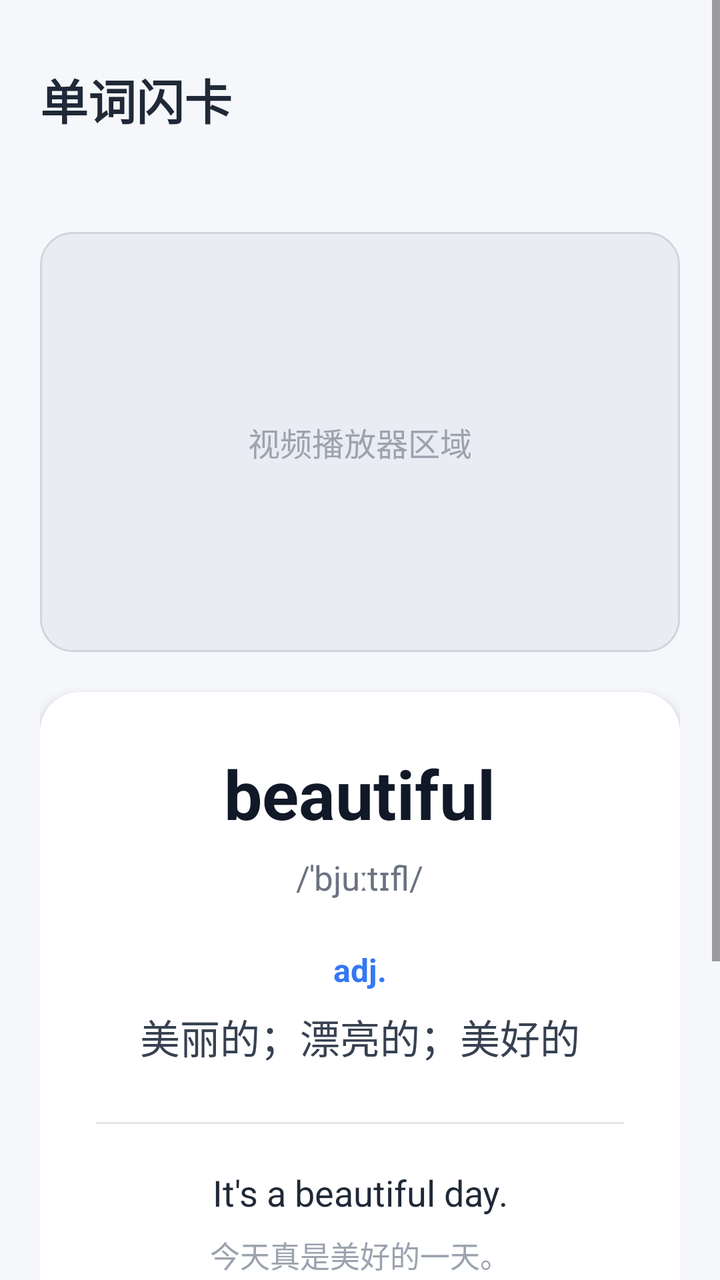
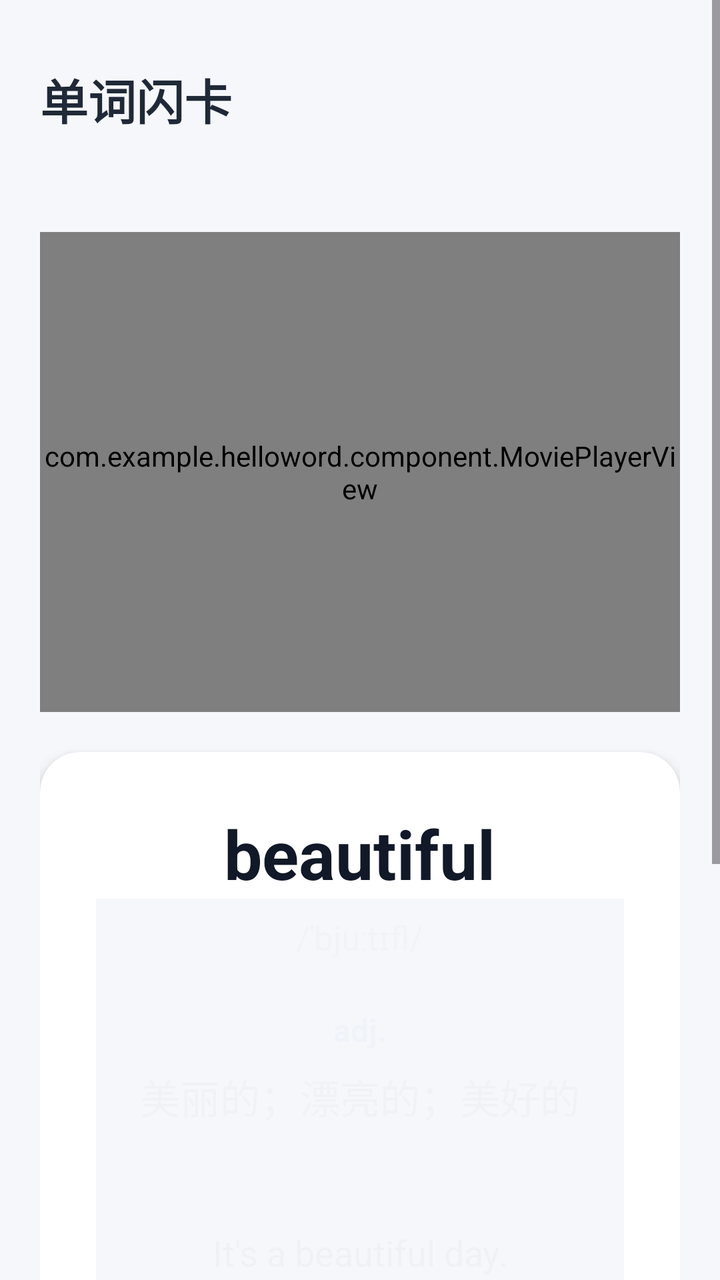

Before-and-after screenshots of an Android layout around one commit, followed by the original layout XML and the change that was made.
<!-- AndroidManifest.xml: application theme Theme.HelloWord -->
<!-- res/layout/word_flashcard.xml -->
<?xml version="1.0" encoding="utf-8"?>
<ScrollView
    xmlns:android="http://schemas.android.com/apk/res/android"
    android:layout_width="match_parent"
    android:layout_height="match_parent"
    android:background="#F5F7FA"
    android:fillViewport="true">

    <LinearLayout
        android:layout_width="match_parent"
        android:layout_height="wrap_content"
        android:orientation="vertical"
        android:padding="20dp">

        
        
        
        <TextView
            android:layout_width="wrap_content"
            android:layout_height="wrap_content"
            android:text="单词闪卡"
            android:textSize="24sp"
            android:textStyle="bold"
            android:textColor="#1F2937"
            android:layout_marginTop="12dp"
            android:layout_marginBottom="18dp" />


        
        <TextView
            android:id="@+id/tvFlashcardProgress"
            android:layout_width="match_parent"
            android:layout_height="wrap_content"
            android:layout_marginBottom="12dp"
            android:textColor="#6B7280"
            android:textSize="14sp" />

        
        
        
        <FrameLayout
            android:id="@+id/playerContainer"
            android:layout_width="match_parent"
            android:layout_height="210dp"
            android:background="@drawable/bg_player_placeholder">

            <TextView
                android:id="@+id/playerPlaceholderText"
                android:layout_width="wrap_content"
                android:layout_height="wrap_content"
                android:layout_gravity="center"
                android:text="视频播放器区域"
                android:textSize="16sp"
                android:textColor="#9CA3AF" />

        </FrameLayout>


        
        
        
        <LinearLayout
            android:layout_width="match_parent"
            android:layout_height="wrap_content"
            android:layout_marginTop="20dp"
            android:background="@drawable/bg_word_card"
            android:elevation="4dp"
            android:gravity="center_horizontal"
            android:orientation="vertical"
            android:padding="28dp">

            
            <TextView
                android:id="@+id/tvWord"
                android:layout_width="wrap_content"
                android:layout_height="wrap_content"
                android:text="beautiful"
                android:textColor="#111827"
                android:textSize="34sp"
                android:textStyle="bold" />

            
            <TextView
                android:id="@+id/tvPhonetic"
                android:layout_width="wrap_content"
                android:layout_height="wrap_content"
                android:layout_marginTop="8dp"
                android:text="/ˈbjuːtɪfl/"
                android:textColor="#6B7280"
                android:textSize="17sp" />

            
            <TextView
                android:id="@+id/tvPos"
                android:layout_width="wrap_content"
                android:layout_height="wrap_content"
                android:layout_marginTop="24dp"
                android:text="adj."
                android:textColor="#3478F6"
                android:textSize="16sp"
                android:textStyle="bold" />

            
            <TextView
                android:id="@+id/tvMeaning"
                android:layout_width="wrap_content"
                android:layout_height="wrap_content"
                android:layout_marginTop="8dp"
                android:gravity="center"
                android:text="美丽的；漂亮的；美好的"
                android:textColor="#374151"
                android:textSize="20sp" />

            
            <View
                android:layout_width="match_parent"
                android:layout_height="1dp"
                android:layout_marginTop="28dp"
                android:background="#E5E7EB" />

            
            <TextView
                android:id="@+id/tvSentence"
                android:layout_width="match_parent"
                android:layout_height="wrap_content"
                android:layout_marginTop="22dp"
                android:gravity="center"
                android:text="It's a beautiful day."
                android:textColor="#1F2937"
                android:textSize="18sp" />

            <TextView
                android:id="@+id/tvSentenceMeaning"
                android:layout_width="match_parent"
                android:layout_height="wrap_content"
                android:layout_marginTop="8dp"
                android:gravity="center"
                android:text="今天真是美好的一天。"
                android:textColor="#9CA3AF"
                android:textSize="15sp" />

        </LinearLayout>


        
        
        
        <LinearLayout
            android:layout_width="match_parent"
            android:layout_height="wrap_content"
            android:layout_marginTop="22dp"
            android:orientation="horizontal"
            android:weightSum="2">

            <Button
                android:id="@+id/btnUnknown"
                android:layout_width="0dp"
                android:layout_height="54dp"
                android:layout_marginEnd="8dp"
                android:layout_weight="1"
                android:backgroundTint="#FFF1F1"
                android:text="不认识"
                android:textColor="#E5484D"
                android:textSize="16sp" />

            <Button
                android:id="@+id/btnKnown"
                android:layout_width="0dp"
                android:layout_height="54dp"
                android:layout_marginStart="8dp"
                android:layout_weight="1"
                android:backgroundTint="#3478F6"
                android:text="认识"
                android:textColor="#FFFFFF"
                android:textSize="16sp" />

        </LinearLayout>


        
        <LinearLayout
            android:layout_width="match_parent"
            android:layout_height="wrap_content"
            android:layout_marginTop="14dp"
            android:layout_marginBottom="24dp"
            android:orientation="horizontal">

            <Button
                android:id="@+id/btnPrevious"
                android:layout_width="0dp"
                android:layout_height="wrap_content"
                android:minHeight="52dp"
                android:layout_weight="1"
                android:layout_marginEnd="8dp"
                android:enabled="false"
                android:backgroundTint="#FFFFFF"
                android:text="← 上一个单词"
                android:textColor="#3478F6"
                android:textSize="16sp" />

            <Button
                android:id="@+id/btnNext"
                android:layout_width="0dp"
                android:layout_height="wrap_content"
                android:minHeight="52dp"
                android:layout_weight="1"
                android:layout_marginStart="8dp"
                android:backgroundTint="#FFFFFF"
                android:text="下一个单词 →"
                android:textColor="#3478F6"
                android:textSize="16sp" />

        </LinearLayout>

    </LinearLayout>

</ScrollView>
<!-- resources referenced by this layout -->
<resources>
  <!-- drawable bg_player_placeholder (drawable) -->
  <?xml version="1.0" encoding="utf-8"?>
  <shape xmlns:android="http://schemas.android.com/apk/res/android">
  
      <solid android:color="#E9EDF3" />
  
      <corners android:radius="16dp" />
  
      <stroke
          android:width="1dp"
          android:color="#D1D5DB" />
  
  </shape>
  <!-- drawable bg_word_card (drawable) -->
  <?xml version="1.0" encoding="utf-8"?>
  <shape xmlns:android="http://schemas.android.com/apk/res/android">
  
      <solid android:color="#FFFFFF" />
  
      <corners android:radius="20dp" />
  
      <padding
          android:left="4dp"
          android:top="4dp"
          android:right="4dp"
          android:bottom="4dp" />
  
  </shape>
  <style name="Theme.HelloWord" parent="Base.Theme.HelloWord" />
  <style name="Base.Theme.HelloWord" parent="Theme.Material3.DayNight.NoActionBar">
          
          
      </style>
</resources>

<!-- the commit's change to res/layout/word_flashcard.xml (unified diff, before → after) -->
@@ -37,110 +37,124 @@
 
         
         
-        
-        <FrameLayout
-            android:id="@+id/playerContainer"
-            android:layout_width="match_parent"
-            android:layout_height="210dp"
-            android:background="@drawable/bg_player_placeholder">
-
-            <TextView
-                android:id="@+id/playerPlaceholderText"
-                android:layout_width="wrap_content"
-                android:layout_height="wrap_content"
-                android:layout_gravity="center"
-                android:text="视频播放器区域"
-                android:textSize="16sp"
-                android:textColor="#9CA3AF" />
-
-        </FrameLayout>
-
-
-        
-        
-        
+
+
+        
+        
+        
+        <com.example.helloword.component.MoviePlayerView
+            android:id="@+id/moviePlayer"
+            android:layout_width="match_parent"
+            android:layout_height="240dp" />
+
         <LinearLayout
             android:layout_width="match_parent"
             android:layout_height="wrap_content"
             android:layout_marginTop="20dp"
             android:background="@drawable/bg_word_card"
             android:elevation="4dp"
+            android:clipToOutline="true"
             android:gravity="center_horizontal"
             android:orientation="vertical"
             android:padding="28dp">
 
-            
-            <TextView
-                android:id="@+id/tvWord"
-                android:layout_width="wrap_content"
-                android:layout_height="wrap_content"
-                android:text="beautiful"
-                android:textColor="#111827"
-                android:textSize="34sp"
-                android:textStyle="bold" />
-
-            
-            <TextView
-                android:id="@+id/tvPhonetic"
-                android:layout_width="wrap_content"
-                android:layout_height="wrap_content"
-                android:layout_marginTop="8dp"
-                android:text="/ˈbjuːtɪfl/"
-                android:textColor="#6B7280"
-                android:textSize="17sp" />
-
-            
-            <TextView
-                android:id="@+id/tvPos"
-                android:layout_width="wrap_content"
-                android:layout_height="wrap_content"
-                android:layout_marginTop="24dp"
-                android:text="adj."
-                android:textColor="#3478F6"
-                android:textSize="16sp"
-                android:textStyle="bold" />
-
-            
-            <TextView
-                android:id="@+id/tvMeaning"
-                android:layout_width="wrap_content"
-                android:layout_height="wrap_content"
-                android:layout_marginTop="8dp"
-                android:gravity="center"
-                android:text="美丽的；漂亮的；美好的"
-                android:textColor="#374151"
-                android:textSize="20sp" />
+                
+                <TextView
+                    android:id="@+id/tvWord"
+                    android:layout_width="wrap_content"
+                    android:layout_height="wrap_content"
+                    android:text="beautiful"
+                    android:textColor="#111827"
+                    android:textSize="34sp"
+                    android:textStyle="bold" />
+
+            <FrameLayout
+                android:layout_width="match_parent"
+                android:layout_height="wrap_content">
+
+                <LinearLayout
+                    android:id="@+id/wordCardContent"
+                    android:layout_width="match_parent"
+                    android:layout_height="wrap_content"
+                    android:gravity="center_horizontal"
+                    android:orientation="vertical">
+
+                
+                <TextView
+                    android:id="@+id/tvPhonetic"
+                    android:layout_width="wrap_content"
+                    android:layout_height="wrap_content"
+                    android:layout_marginTop="8dp"
+                    android:text="/ˈbjuːtɪfl/"
+                    android:textColor="#6B7280"
+                    android:textSize="17sp" />
+
+                
+                <TextView
+                    android:id="@+id/tvPos"
+                    android:layout_width="wrap_content"
+                    android:layout_height="wrap_content"
+                    android:layout_marginTop="24dp"
+                    android:text="adj."
+                    android:textColor="#3478F6"
+                    android:textSize="16sp"
+                    android:textStyle="bold" />
+
+                
+                <TextView
+                    android:id="@+id/tvMeaning"
+                    android:layout_width="wrap_content"
+                    android:layout_height="wrap_content"
+                    android:layout_marginTop="8dp"
+                    android:gravity="center"
+                    android:text="美丽的；漂亮的；美好的"
+                    android:textColor="#374151"
+                    android:textSize="20sp" />
+
+                
+                <View
+                    android:layout_width="match_parent"
+                    android:layout_height="1dp"
+                    android:layout_marginTop="28dp"
+                    android:background="#E5E7EB" />
+
+                
+                <TextView
+                    android:id="@+id/tvSentence"
+                    android:layout_width="match_parent"
+                    android:layout_height="wrap_content"
+                    android:layout_marginTop="22dp"
+                    android:gravity="center"
+                    android:text="It's a beautiful day."
+                    android:textColor="#1F2937"
+                    android:textSize="18sp" />
+
+                <TextView
+                    android:id="@+id/tvSentenceMeaning"
+                    android:layout_width="match_parent"
+                    android:layout_height="wrap_content"
+                    android:layout_marginTop="8dp"
+                    android:gravity="center"
+                    android:text="今天真是美好的一天。"
+                    android:textColor="#9CA3AF"
+                    android:textSize="15sp" />
+
+            </LinearLayout>
+
 
             
             <View
+                android:id="@+id/wordCardMask"
                 android:layout_width="match_parent"
-                android:layout_height="1dp"
-                android:layout_marginTop="28dp"
-                android:background="#E5E7EB" />
-
-            
-            <TextView
-                android:id="@+id/tvSentence"
-                android:layout_width="match_parent"
-                android:layout_height="wrap_content"
-                android:layout_marginTop="22dp"
-                android:gravity="center"
-                android:text="It's a beautiful day."
-                android:textColor="#1F2937"
-                android:textSize="18sp" />
-
-            <TextView
-                android:id="@+id/tvSentenceMeaning"
-                android:layout_width="match_parent"
-                android:layout_height="wrap_content"
-                android:layout_marginTop="8dp"
-                android:gravity="center"
-                android:text="今天真是美好的一天。"
-                android:textColor="#9CA3AF"
-                android:textSize="15sp" />
-
+                android:layout_height="match_parent"
+                android:background="#F5F7FA"
+                android:alpha="0.98"
+                android:clickable="true"
+                android:importantForAccessibility="no"
+                android:visibility="visible" />
+
+            </FrameLayout>
         </LinearLayout>
-
 
         
         
@@ -176,6 +190,18 @@
 
         </LinearLayout>
 
+
+        <Button
+            android:id="@+id/btnJumpToSentence"
+            android:layout_width="match_parent"
+            android:layout_height="wrap_content"
+            android:minHeight="52dp"
+            android:layout_marginTop="14dp"
+            android:enabled="false"
+            android:backgroundTint="#EAF2FF"
+            android:text="记不起来，跳转试一下"
+            android:textColor="#3478F6"
+            android:textSize="16sp" />
 
         
         <LinearLayout
<!-- resource entries referenced after the edit -->
@@ -1,18 +1,5 @@
 <!-- resources referenced by this layout -->
 <resources>
-  <!-- drawable bg_player_placeholder (drawable) -->
-  <?xml version="1.0" encoding="utf-8"?>
-  <shape xmlns:android="http://schemas.android.com/apk/res/android">
-  
-      <solid android:color="#E9EDF3" />
-  
-      <corners android:radius="16dp" />
-  
-      <stroke
-          android:width="1dp"
-          android:color="#D1D5DB" />
-  
-  </shape>
   <!-- drawable bg_word_card (drawable) -->
   <?xml version="1.0" encoding="utf-8"?>
   <shape xmlns:android="http://schemas.android.com/apk/res/android">
